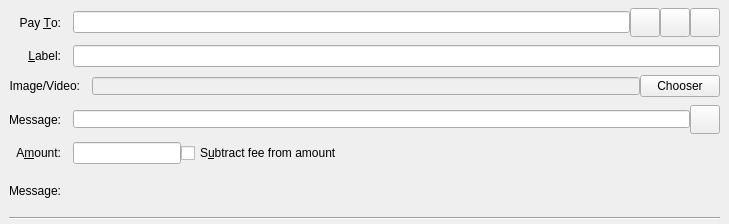
Old version of the form src/qt/forms/sendcoinsentry.ui in the repository mceme/ImageCoin.
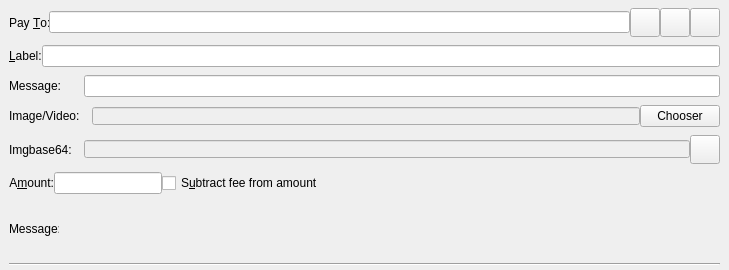
New version of the form. Custom widgets are drawn as their Qt base class.

What changed in the file:
```diff
--- a/src/qt/forms/sendcoinsentry.ui
+++ b/src/qt/forms/sendcoinsentry.ui
@@ -7,7 +7,7 @@
     <x>0</x>
     <y>0</y>
     <width>729</width>
-    <height>224</height>
+    <height>270</height>
    </rect>
   </property>
   <property name="focusPolicy">
@@ -36,53 +36,68 @@
     <property name="verticalSpacing">
      <number>8</number>
     </property>
-    <item row="8" column="0">
-     <widget class="QLabel" name="amountLabel">
-      <property name="text">
-       <string>A&amp;mount:</string>
+    <item row="5" column="0" colspan="2">
+     <layout class="QHBoxLayout" name="horizontalLayout_3">
+      <property name="spacing">
+       <number>0</number>
       </property>
-      <property name="alignment">
-       <set>Qt::AlignRight|Qt::AlignTrailing|Qt::AlignVCenter</set>
+      <property name="leftMargin">
+       <number>0</number>
       </property>
-      <property name="buddy">
-       <cstring>payAmount</cstring>
-      </property>
-     </widget>
+      <item>
+       <widget class="QLabel" name="Labelimgbase64">
+        <property name="minimumSize">
+         <size>
+          <width>50</width>
+          <height>0</height>
+         </size>
+        </property>
+        <property name="text">
+         <string>Imgbase64:</string>
+        </property>
+        <property name="alignment">
+         <set>Qt::AlignLeading|Qt::AlignLeft|Qt::AlignVCenter</set>
+        </property>
+        <property name="buddy">
+         <cstring>Imgbase64Edit</cstring>
+        </property>
+       </widget>
+      </item>
+      <item>
+       <widget class="QLineEdit" name="Imgbase64Edit">
+        <property name="enabled">
+         <bool>false</bool>
+        </property>
+        <property name="toolTip">
+         <string>Enter a Image base 64 for this tx.</string>
+        </property>
+        <property name="styleSheet">
+         <string notr="true">margin-left:12px</string>
+        </property>
+        <property name="maxLength">
+         <number>3000000</number>
+        </property>
+       </widget>
+      </item>
+      <item>
+       <widget class="QToolButton" name="pasteButtonBase64">
+        <property name="toolTip">
+         <string>Paste encoded base 64 string</string>
+        </property>
+        <property name="text">
+         <string/>
+        </property>
+        <property name="iconSize">
+         <size>
+          <width>22</width>
+          <height>22</height>
+         </size>
+        </property>
+       </widget>
+      </item>
+     </layout>
     </item>
-    <item row="1" column="1">
-     <widget class="QLineEdit" name="addAsLabel">
-      <property name="toolTip">
-       <string>Enter a label for this address to add it to the list of used addresses</string>
-      </property>
-     </widget>
-    </item>
-    <item row="0" column="0">
-     <widget class="QLabel" name="payToLabel">
-      <property name="text">
-       <string>Pay &amp;To:</string>
-      </property>
-      <property name="alignment">
-       <set>Qt::AlignRight|Qt::AlignTrailing|Qt::AlignVCenter</set>
-      </property>
-      <property name="buddy">
-       <cstring>payTo</cstring>
-      </property>
-     </widget>
-    </item>
-    <item row="1" column="0">
-     <widget class="QLabel" name="labellLabel">
-      <property name="text">
-       <string>&amp;Label:</string>
-      </property>
-      <property name="alignment">
-       <set>Qt::AlignRight|Qt::AlignTrailing|Qt::AlignVCenter</set>
-      </property>
-      <property name="buddy">
-       <cstring>addAsLabel</cstring>
-      </property>
-     </widget>
-    </item>
-    <item row="3" column="0" colspan="2">
+    <item row="4" column="0" colspan="2">
      <layout class="QHBoxLayout" name="horizontalLayout">
       <property name="spacing">
        <number>0</number>
@@ -92,11 +107,17 @@
       </property>
       <item>
        <widget class="QLabel" name="Imagelabel">
+        <property name="minimumSize">
+         <size>
+          <width>50</width>
+          <height>0</height>
+         </size>
+        </property>
         <property name="text">
          <string>Image/Video:</string>
         </property>
         <property name="alignment">
-         <set>Qt::AlignRight|Qt::AlignTrailing|Qt::AlignVCenter</set>
+         <set>Qt::AlignLeading|Qt::AlignLeft|Qt::AlignVCenter</set>
         </property>
        </widget>
       </item>
@@ -119,8 +140,28 @@
       </item>
      </layout>
     </item>
-    <item row="8" column="1">
-     <layout class="QHBoxLayout" name="horizontalLayoutAmount" stretch="0,1">
+    <item row="12" column="0" colspan="2">
+     <widget class="Line" name="line">
+      <property name="orientation">
+       <enum>Qt::Horizontal</enum>
+      </property>
+     </widget>
+    </item>
+    <item row="9" column="0" colspan="2">
+     <layout class="QHBoxLayout" name="horizontalLayoutAmount" stretch="0,0,1">
+      <item>
+       <widget class="QLabel" name="amountLabel">
+        <property name="text">
+         <string>A&amp;mount:</string>
+        </property>
+        <property name="alignment">
+         <set>Qt::AlignRight|Qt::AlignTrailing|Qt::AlignVCenter</set>
+        </property>
+        <property name="buddy">
+         <cstring>payAmount</cstring>
+        </property>
+       </widget>
+      </item>
       <item>
        <widget class="BitcoinAmountField" name="payAmount"/>
       </item>
@@ -136,38 +177,30 @@
       </item>
      </layout>
     </item>
-    <item row="10" column="0" colspan="2">
-     <widget class="Line" name="line">
-      <property name="orientation">
-       <enum>Qt::Horizontal</enum>
-      </property>
-     </widget>
-    </item>
-    <item row="9" column="0">
-     <widget class="QLabel" name="messageLabel">
-      <property name="text">
-       <string>Message:</string>
-      </property>
-      <property name="alignment">
-       <set>Qt::AlignRight|Qt::AlignTrailing|Qt::AlignVCenter</set>
-      </property>
-     </widget>
-    </item>
-    <item row="9" column="1">
-     <widget class="QLabel" name="messageTextLabel">
-      <property name="toolTip">
-       <string>A message that was attached to the dash: URI which will be stored with the transaction for your reference. Note: This message will not be sent over the Dash network.</string>
-      </property>
-      <property name="textFormat">
-       <enum>Qt::PlainText</enum>
-      </property>
-     </widget>
-    </item>
-    <item row="0" column="1">
+    <item row="0" column="0" colspan="2">
      <layout class="QHBoxLayout" name="payToLayout">
       <property name="spacing">
        <number>0</number>
       </property>
+      <item>
+       <widget class="QLabel" name="payToLabel">
+        <property name="minimumSize">
+         <size>
+          <width>0</width>
+          <height>0</height>
+         </size>
+        </property>
+        <property name="text">
+         <string>Pay &amp;To:</string>
+        </property>
+        <property name="alignment">
+         <set>Qt::AlignLeading|Qt::AlignLeft|Qt::AlignVCenter</set>
+        </property>
+        <property name="buddy">
+         <cstring>payTo</cstring>
+        </property>
+       </widget>
+      </item>
       <item>
        <widget class="QValidatedLineEdit" name="payTo">
         <property name="toolTip">
@@ -231,21 +264,21 @@
       </item>
      </layout>
     </item>
-    <item row="4" column="0" colspan="2">
-     <layout class="QHBoxLayout" name="horizontalLayout_3">
-      <property name="spacing">
-       <number>0</number>
-      </property>
-      <property name="leftMargin">
-       <number>0</number>
-      </property>
+    <item row="1" column="0" colspan="2">
+     <layout class="QHBoxLayout" name="horizontalLayout_4">
       <item>
-       <widget class="QLabel" name="Labelimgbase64">
+       <widget class="QLabel" name="labellLabel">
+        <property name="minimumSize">
+         <size>
+          <width>0</width>
+          <height>0</height>
+         </size>
+        </property>
         <property name="text">
-         <string>Message:</string>
+         <string>&amp;Label:</string>
         </property>
         <property name="alignment">
-         <set>Qt::AlignRight|Qt::AlignTrailing|Qt::AlignVCenter</set>
+         <set>Qt::AlignLeading|Qt::AlignLeft|Qt::AlignVCenter</set>
         </property>
         <property name="buddy">
          <cstring>Imgbase64Edit</cstring>
@@ -253,34 +286,65 @@
        </widget>
       </item>
       <item>
-       <widget class="QLineEdit" name="Imgbase64Edit">
-        <property name="enabled">
-         <bool>true</bool>
-        </property>
+       <widget class="QLineEdit" name="addAsLabel">
         <property name="toolTip">
          <string>Enter a Image base 64 for this tx.</string>
         </property>
-        <property name="styleSheet">
-         <string notr="true">margin-left:12px</string>
-        </property>
-        <property name="maxLength">
-         <number>3000000</number>
-        </property>
        </widget>
       </item>
+     </layout>
+    </item>
+    <item row="2" column="0" colspan="2">
+     <layout class="QHBoxLayout" name="horizontalLayout_2">
       <item>
-       <widget class="QToolButton" name="pasteButtonBase64">
-        <property name="toolTip">
-         <string>Paste encoded base 64 string</string>
+       <widget class="QLabel" name="labelImgMessage">
+        <property name="minimumSize">
+         <size>
+          <width>75</width>
+          <height>0</height>
+         </size>
         </property>
+        <property name="maximumSize">
+         <size>
+          <width>16777215</width>
+          <height>16777215</height>
+         </size>
+        </property>
         <property name="text">
-         <string/>
+         <string>Message:</string>
         </property>
-        <property name="iconSize">
+       </widget>
+      </item>
+      <item>
+       <widget class="QLineEdit" name="ImgMessagelineEdit"/>
+      </item>
+     </layout>
+    </item>
+    <item row="10" column="0" colspan="2">
+     <layout class="QHBoxLayout" name="horizontalLayout_5">
+      <item>
+       <widget class="QLabel" name="messageLabel">
+        <property name="maximumSize">
          <size>
-          <width>22</width>
-          <height>22</height>
+          <width>50</width>
+          <height>16777215</height>
          </size>
+        </property>
+        <property name="text">
+         <string>Message:</string>
+        </property>
+        <property name="alignment">
+         <set>Qt::AlignLeading|Qt::AlignLeft|Qt::AlignVCenter</set>
+        </property>
+       </widget>
+      </item>
+      <item>
+       <widget class="QLabel" name="messageTextLabel">
+        <property name="toolTip">
+         <string>A message that was attached to the dash: URI which will be stored with the transaction for your reference. Note: This message will not be sent over the Dash network.</string>
+        </property>
+        <property name="textFormat">
+         <enum>Qt::PlainText</enum>
         </property>
        </widget>
       </item>
```
Left out of the diff: 59 changed lines with no effect on the pictures.
